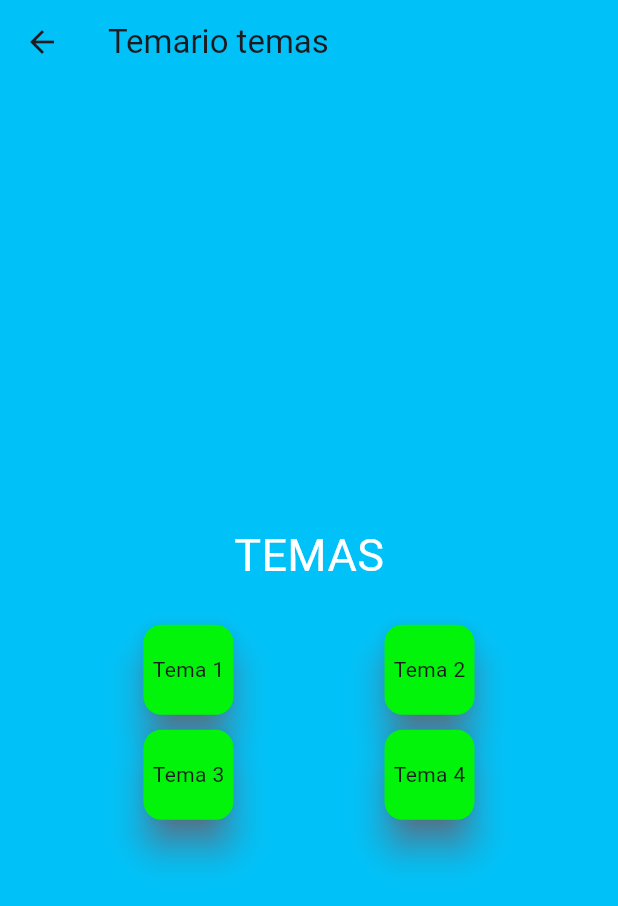
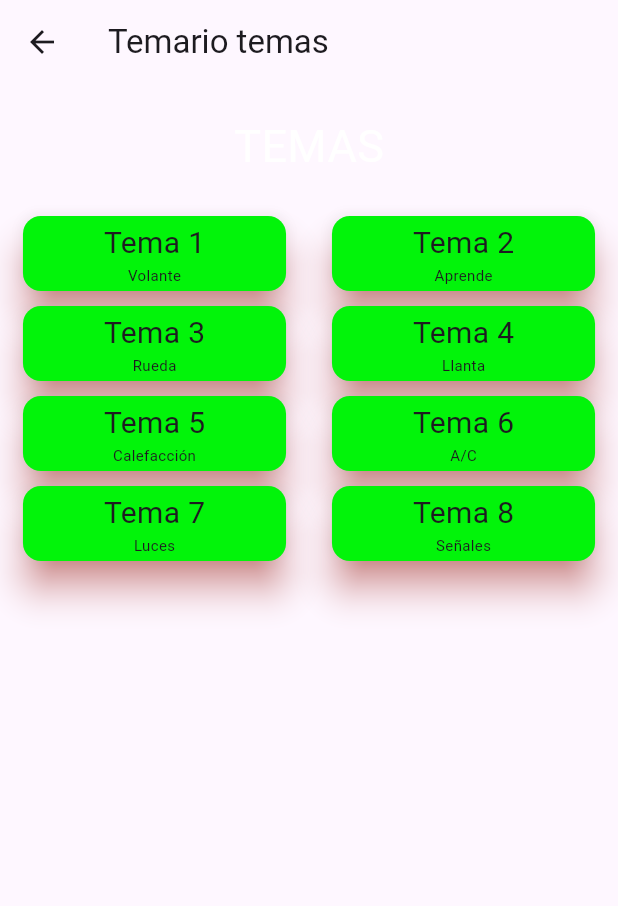
Before and after one commit to AChacon97/oposiciones, a Flutter app: the Tap screen opened directly, item 2 of the bottom bar chosen, on a phone screen of 412 x 824 dp. Shown: the top 906 px of the screen. Run offline on Flutter 3.47's test engine with Material 3 defaults, Android fonts, the light colour scheme and no system bars; our stand-ins replace firebase_core; accounts and stored records are empty.

Commit message:
Configuración json

```diff
--- /dev/null
+++ b/appoposiciones/assets/temas.json
@@ -0,0 +1,12 @@
+{
+    "temas": [
+      {"id": 1, "ntema": "Tema 1", "titulo": "Volante"},
+      {"id": 2, "ntema": "Tema 2", "titulo": "Aprende"},
+      {"id": 3, "ntema": "Tema 3", "titulo": "Rueda"},
+      {"id": 4, "ntema": "Tema 4", "titulo": "Llanta"},
+      {"id": 5, "ntema": "Tema 5", "titulo": "Calefacción"},
+      {"id": 6, "ntema": "Tema 6", "titulo": "A/C"},
+      {"id": 7, "ntema": "Tema 7", "titulo": "Luces"},
+      {"id": 8, "ntema": "Tema 8", "titulo": "Señales"}
+    ]
+  }
--- /dev/null
+++ b/appoposiciones/lib/Tema.dart
@@ -0,0 +1,17 @@
+import 'package:flutter/material.dart';
+
+class Tema {
+  final int id;
+  final String titulo;
+  final String ntema;
+
+  Tema({required this.id, required this.titulo, required this.ntema});
+
+  factory Tema.fromJson(Map<String, dynamic> json){
+    return Tema(
+      id: json['id'],
+      titulo: json['titulo'],
+      ntema:json['ntema'],
+    );
+  }
+}
--- a/appoposiciones/lib/home.dart
+++ b/appoposiciones/lib/home.dart
@@ -1,10 +1,45 @@
 import 'package:appoposiciones/temario_temas.dart';
 import 'package:appoposiciones/temario_test.dart';
 import 'package:flutter/material.dart';
+import 'package:flutter/services.dart';
+import 'Tema.dart';
+import 'dart:convert';
+
 
 // Clase principal que representa la pantalla con la barra de navegación
-class Tap extends StatelessWidget {
-  const Tap({super.key});
+class Tap extends StatefulWidget {
+  @override
+ _TapState createState()=>_TapState();
+}
+
+
+
+class _TapState extends State<Tap>{
+  List<Tema> temas = [];
+
+  @override
+  void initState(){
+    super.initState();
+    cargarTemas();
+
+}
+
+  Future<void> cargarTemas() async {
+    try{
+    // Cargar el archivo JSON
+    final String response = await rootBundle.loadString('assets/temas.json');
+    final data = json.decode(response);
+    // Convertir la lista de temas
+    setState(() {
+      temas = (data['temas'] as List)
+          .map((temaJson) => Tema.fromJson(temaJson))
+          .toList();
+    });
+    print("Temas cargados: $temas");
+    }catch (e){
+      print("Error al cargar temas: $e");
+    }
+  }
 
   @override
   Widget build(BuildContext context) {
@@ -45,7 +80,7 @@ class Tap extends StatelessWidget {
           } else if (index == 1) {
             Navigator.push(
             context,
-            MaterialPageRoute(builder: (context)=>Temario_temas(numeroDeTemas: 4),),
+            MaterialPageRoute(builder: (context)=>Temario_temas(temas: temas),),
           ); // Navegar a la pantalla de Temario
           }
         },
--- a/appoposiciones/lib/main.dart
+++ b/appoposiciones/lib/main.dart
@@ -5,6 +5,7 @@
 import 'firebase_options.dart';
 
 void main() async {
+  WidgetsFlutterBinding.ensureInitialized();
   await Firebase.initializeApp(
     options: DefaultFirebaseOptions.currentPlatform,
   );
--- a/appoposiciones/lib/temario_temas.dart
+++ b/appoposiciones/lib/temario_temas.dart
@@ -1,110 +1,101 @@
 
+import 'package:appoposiciones/Tema.dart';
 import 'package:appoposiciones/respuestas_temario.dart';
 import 'package:flutter/material.dart';
-// dsdadsds fdgfdgfd
+
+
 class Temario_temas extends StatelessWidget {
  //const Temario_temas({super.key});
-  final int numeroDeTemas;  // definimos el número de temas
-  const Temario_temas({super.key, required this.numeroDeTemas});
+  final List<Tema> temas; // Lista de temas.
+    // definimos el número de temas
+
+  const Temario_temas({Key? key, required this.temas}) : super(key: key);
+
 
 
   @override
   Widget build(BuildContext context) {
+    List<Tema> temasPares = temas.where((tema) => tema.id % 2 == 0).toList();
+    List<Tema> temasImpares = temas.where((tema) => tema.id % 2 != 0).toList();
+
     return Scaffold(
       appBar: AppBar(
         title: Text('Temario temas'),
-        backgroundColor: const Color.fromARGB(255, 1, 194, 248),
+
       ),
-      backgroundColor: const Color.fromARGB(255, 1, 194, 248),
-      body: Center(
-        child: SingleChildScrollView(
-          child: Column(
-          mainAxisAlignment: MainAxisAlignment.center,
-          children:<Widget> [
-            Row(
-              mainAxisAlignment: MainAxisAlignment.center,
+
+      body: Column(
         children: [
-                Padding(padding: EdgeInsets.all(20.0),
-                child: Text('TEMAS',style: TextStyle(color: Colors.white, fontSize: 30.0),
+          Padding(
+            padding: const EdgeInsets.all(20.0),
+            child: Text(
+              'TEMAS',
+              style: TextStyle(color: Colors.white, fontSize: 30.0),
             ),
           ),
-              ],
-            ),
-            // Generamos dinámicamente los botones de los temas agrupados en filas de 2.
-            for (int i = 0; i< numeroDeTemas; i +=2)
-              Row(
-                mainAxisAlignment: MainAxisAlignment.spaceEvenly,
+          Expanded(
+            child: Row(
               children: [
-                  _boton(context, 'Tema ${i + 1}'), // tema 1,3,5, etc.
-                  if (i + 1<numeroDeTemas)
-                    _boton(context, 'Tema ${i+2}'), // Tema 2,4,6, etc.
-                ],
-              ),
-           /*Row(
-              mainAxisAlignment: MainAxisAlignment.spaceEvenly,
-              children: [
-                _boton(context, 'Tema 1'),
-                _boton(context, 'Tema 2'),
-              ],
-            ),
-            Row(
-              mainAxisAlignment: MainAxisAlignment.spaceEvenly,
-              children: [
-                _boton(context, 'Tema 3'),
-                _boton(context, 'Tema 4'),
-              ],
-            ),
-            Row(
-              mainAxisAlignment: MainAxisAlignment.spaceEvenly,
-              children: [
-                _boton(context, 'Tema 5'),
-                _boton(context, 'Tema 6'),
-              ],
-            ),
-            Row(
-              mainAxisAlignment: MainAxisAlignment.spaceEvenly,
-              children: [
-                _boton(context, 'Tema 7'),
-                _boton(context, 'Tema 8'),
-              ],
-            ),
-            Row(
-              mainAxisAlignment: MainAxisAlignment.spaceEvenly,
-              children: [
-                _boton(context, 'Tema 9'),
-                _boton(context, 'Tema 10'),
-              ],
-             ),*/
-            ],
+                Expanded(   // Se utiliza para expandir.
+                  child:ListView.builder(
+                    itemCount: temasImpares.length,
+                    itemBuilder: (context, index) {
+                     return _boton(context, temasImpares[index]);
+                        },
                       ),
                     ),
+                    Expanded(
+                      child: ListView.builder(
+                        itemCount: temasPares.length,
+                        itemBuilder: (context, index){
+                          return _boton(context, temasPares[index]);
+                        },
+                      )
+                    ),
+                  ],
+                )
+              ),
+            ],
           ),
         );
       }
     }
 
-Widget _boton (BuildContext context, String nombre){
+Widget _boton (BuildContext context,  Tema temas){
   return InkWell(
+    child: Center(
       child: Container(
-      width: 70, height: 70,                                // Anchura y altura de la carta
+        width: MediaQuery.of(context).size.width * 0.45, // Ajusta el ancho al 45% del ancho de la pantalla
+        height: 60,                                // Anchura y altura de la carta
         child: Card(
           margin: EdgeInsets.all(5.0),                      // Margen entre las cartas
           color: const Color.fromARGB(255, 2, 244, 10),  // Color de la carta
           elevation: 10.0,                                // Elevamos el botón
           shadowColor: Colors.red,                     // Color de la sombra
 
+        child: Center(
           child: Column(
             mainAxisAlignment: MainAxisAlignment.center,
             children: [
-            Text(nombre),
+              Text(
+            temas.ntema,
+            style: TextStyle(fontSize: 20), // Tamaño del texto.
+              ),
+              Text(
+                temas.titulo,
+                style: TextStyle(fontSize: 10),
+              )
             ],
-        )
+          ),
+        ),
+      ),
     ),
   ),
     onTap: () {
       Navigator.push(
         context,
-        MaterialPageRoute(builder: (context) => Respuestas_Temario(nombre: nombre),
+        MaterialPageRoute(builder: (context) => Respuestas_Temario(nombre: temas.titulo, ),
+         // Pasamos el titulo del tema.
         ),
       );
     },
--- a/appoposiciones/pubspec.yaml
+++ b/appoposiciones/pubspec.yaml
@@ -64,6 +64,7 @@ flutter:
   uses-material-design: true
   assets:
     - assets/images/
+    - assets/temas.json
 
   # To add assets to your application, add an assets section, like this:
   # assets:
```
Also changed, not shown: 2 other files. Lines whose indentation alone changed are shown as unchanged.
